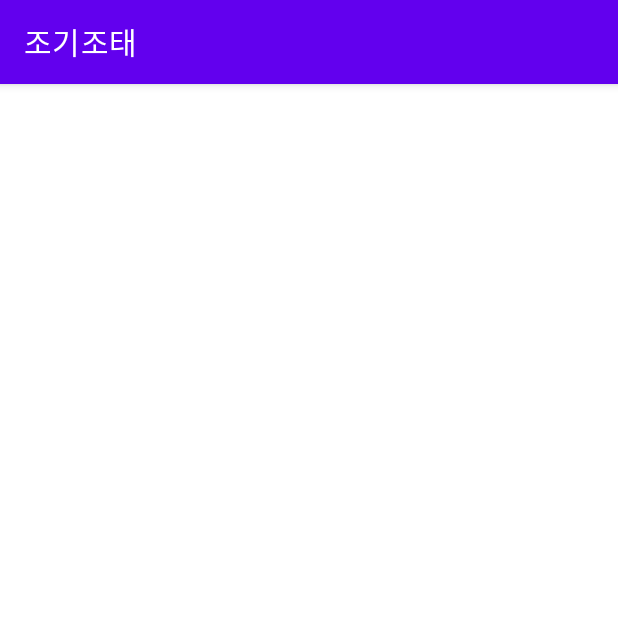
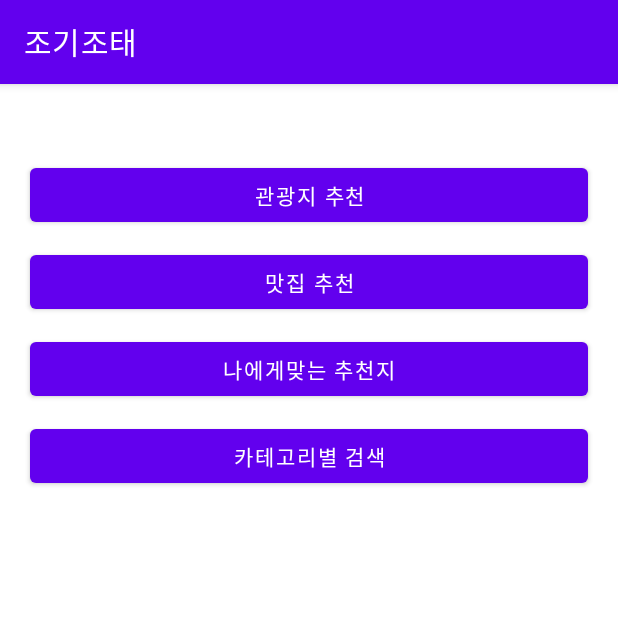
Before and after one commit to Jaeyong1114/jogijotae, an Android app: the MainActivity screen opened directly, with no data from a screen before it, on a phone screen of 412 x 824 dp, the top half of it. Run offline under Robolectric (Android 15) with nearby library versions, the phone set to English and light mode, and no system bars.

Commit message:
메인 레이아웃생성 및 연결

```diff
--- a/app/src/main/AndroidManifest.xml
+++ b/app/src/main/AndroidManifest.xml
@@ -12,7 +12,11 @@
         android:roundIcon="@mipmap/ic_launcher_round"
         android:supportsRtl="true"
         android:theme="@style/Theme.MyApplication">
-        <activity android:name=".MainActivity"></activity>
+        <activity android:name=".Interestmain"></activity>
+        <activity android:name=".Categorymain" />
+        <activity android:name=".Restaurantmain" />
+        <activity android:name=".Placemain" />
+        <activity android:name=".MainActivity" />
         <activity android:name=".User_interest_app" />
         <activity android:name=".User_interest" />
         <activity android:name=".password_reset" />
--- a/app/src/main/java/com/examples/jogijotae/MainActivity.java
+++ b/app/src/main/java/com/examples/jogijotae/MainActivity.java
@@ -2,13 +2,63 @@ package com.examples.jogijotae;
 
 import androidx.appcompat.app.AppCompatActivity;
 
+import android.content.Intent;
 import android.os.Bundle;
+import android.view.View;
+import android.widget.Button;
 
-public class MainActivity extends AppCompatActivity {
+public class MainActivity extends AppCompatActivity implements View.OnClickListener {
+
+    Button place_btn, res_btn, category_btn , interest_btn;
+
+
+
 
     @Override
-    protected void onCreate(Bundle savedInstanceState) {
+    protected void onCreate(Bundle savedInstanceState)  {
         super.onCreate(savedInstanceState);
         setContentView(R.layout.activity_main);
+
+
+        place_btn=findViewById(R.id.place_btn);
+        res_btn=findViewById(R.id.res_btn);
+        category_btn=findViewById(R.id.category_btn);
+        interest_btn=findViewById(R.id.interest_btn);
+
+
+        place_btn.setOnClickListener(this);
+        res_btn.setOnClickListener(this);
+        category_btn.setOnClickListener(this);
+        interest_btn.setOnClickListener(this);
+
+
+    }
+
+    @Override
+    public void onClick(View v) {
+        if(v.getId()==R.id.place_btn) {
+            Intent intent01 = new Intent(this, Placemain.class);
+            startActivity(intent01);
+        }
+
+
+            if(v.getId()==R.id.res_btn) {
+                Intent intent01 = new Intent(this, Restaurantmain.class);
+                startActivity(intent01);
+
+
+            }
+        if(v.getId()==R.id.category_btn) {
+            Intent intent01 = new Intent(this, Categorymain.class);
+            startActivity(intent01);
+
+        }
+        if(v.getId()==R.id.interest_btn){
+            Intent intent01 = new Intent(this,Interestmain.class);
+            startActivity(intent01);
+
+
+        }
+
     }
 }
--- a/app/src/main/res/layout/activity_main.xml
+++ b/app/src/main/res/layout/activity_main.xml
@@ -6,4 +6,51 @@
     android:layout_height="match_parent"
     tools:context=".MainActivity">
 
+    <Button
+        android:id="@+id/place_btn"
+        android:layout_width="0dp"
+        android:layout_height="wrap_content"
+        android:layout_marginStart="20dp"
+        android:layout_marginTop="50dp"
+        android:layout_marginEnd="20dp"
+        android:text="관광지 추천"
+        app:layout_constraintEnd_toEndOf="parent"
+        app:layout_constraintStart_toStartOf="parent"
+        app:layout_constraintTop_toTopOf="parent" />
+
+    <Button
+        android:id="@+id/res_btn"
+        android:layout_width="0dp"
+        android:layout_height="wrap_content"
+        android:layout_marginStart="20dp"
+        android:layout_marginTop="10dp"
+        android:layout_marginEnd="20dp"
+        android:text="맛집 추천"
+        app:layout_constraintEnd_toEndOf="parent"
+        app:layout_constraintStart_toStartOf="parent"
+        app:layout_constraintTop_toBottomOf="@+id/place_btn" />
+
+    <Button
+        android:id="@+id/interest_btn"
+        android:layout_width="0dp"
+        android:layout_height="wrap_content"
+        android:layout_marginStart="20dp"
+        android:layout_marginTop="10dp"
+        android:layout_marginEnd="20dp"
+        android:text="나에게맞는 추천지"
+        app:layout_constraintEnd_toEndOf="parent"
+        app:layout_constraintStart_toStartOf="parent"
+        app:layout_constraintTop_toBottomOf="@+id/res_btn" />
+
+    <Button
+        android:id="@+id/category_btn"
+        android:layout_width="0dp"
+        android:layout_height="wrap_content"
+        android:layout_marginStart="20dp"
+        android:layout_marginTop="10dp"
+        android:layout_marginEnd="20dp"
+        android:text="카테고리별 검색"
+        app:layout_constraintEnd_toEndOf="parent"
+        app:layout_constraintStart_toStartOf="parent"
+        app:layout_constraintTop_toBottomOf="@+id/interest_btn" />
 </androidx.constraintlayout.widget.ConstraintLayout>
```
Also changed, not shown: app/src/main/java/com/examples/jogijotae/Categorymain.java (added, +14 -0 lines), app/src/main/java/com/examples/jogijotae/Interestmain.java (added, +14 -0 lines), app/src/main/java/com/examples/jogijotae/Placemain.java (added, +14 -0 lines), app/src/main/java/com/examples/jogijotae/Restaurantmain.java (added, +14 -0 lines), app/src/main/res/layout/activity_categorymain.xml (added, +9 -0 lines), app/src/main/res/layout/activity_interestmain.xml (added, +9 -0 lines), app/src/main/res/layout/activity_placemain.xml (added, +9 -0 lines), app/src/main/res/layout/activity_restaurantmain.xml (added, +9 -0 lines).
